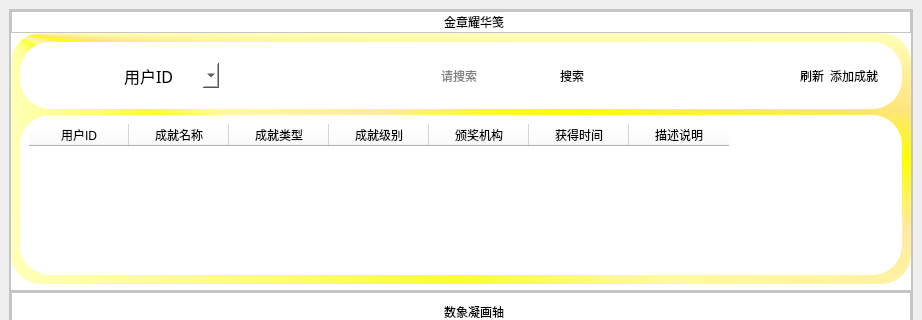
Old version of the form FinalProject/achievement_window.ui in the repository musuwer/QtCourse; both pictures show x 0 to 922 and y 0 to 320 of the 922 by 622 pixel window.
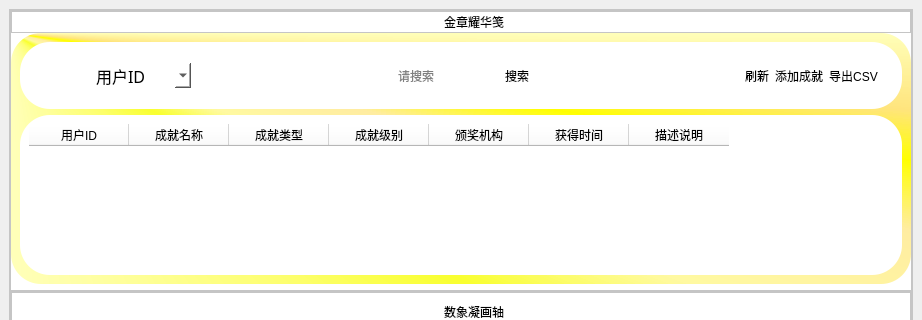
New version of the form. Icons and pictures are not drawn.

Commit message: “完善页面的数据导出功能”

Diff of the .ui file:
```diff
--- a/FinalProject/achievement_window.ui
+++ b/FinalProject/achievement_window.ui
@@ -545,6 +545,35 @@
                         </property>
                        </widget>
                       </item>
+                      <item>
+                       <widget class="QPushButton" name="export_csv_pushButton">
+                        <property name="sizePolicy">
+                         <sizepolicy hsizetype="Minimum" vsizetype="Expanding">
+                          <horstretch>0</horstretch>
+                          <verstretch>0</verstretch>
+                         </sizepolicy>
+                        </property>
+                        <property name="styleSheet">
+                         <string notr="true">#export_csv_pushButton:hover{
+    background-color: rgb(196, 196, 196);
+    border-radius:8px;
+    color: rgb(0, 0, 0);
+}
+#export_csv_pushButton:pressed{
+    padding-top:3px;
+    padding-left:3px;
+}
+</string>
+                        </property>
+                        <property name="text">
+                         <string>导出CSV</string>
+                        </property>
+                        <property name="icon">
+                         <iconset resource="res1.qrc">
+                          <normaloff>:/icons/res1/icons/Exportfile.png</normaloff>:/icons/res1/icons/Exportfile.png</iconset>
+                        </property>
+                       </widget>
+                      </item>
                      </layout>
                     </item>
                    </layout>
```
Left out of the diff: 140 changed lines with no effect on the pictures. The commit also changes 3 other files.
